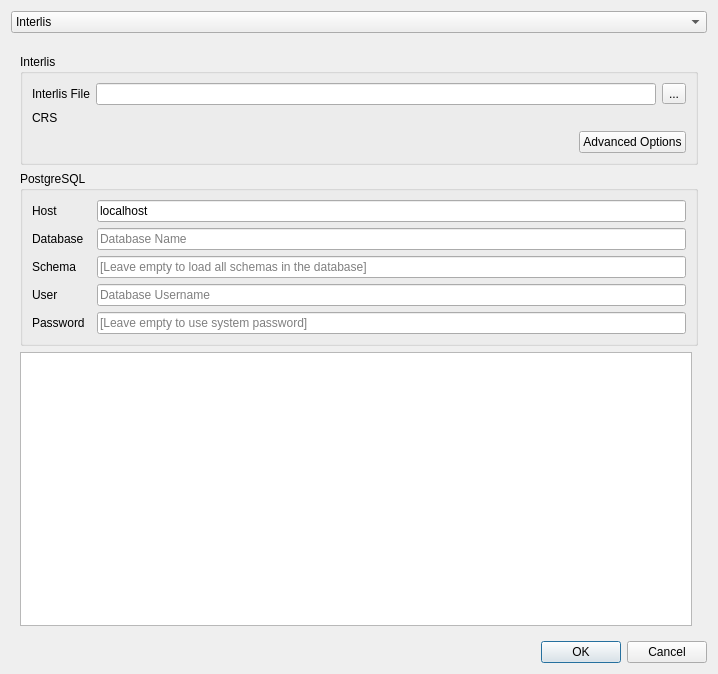
Above: projectgenerator/ui/generate_project.ui from opengisch/QgisModelBaker before the change. Below: the same form after it.
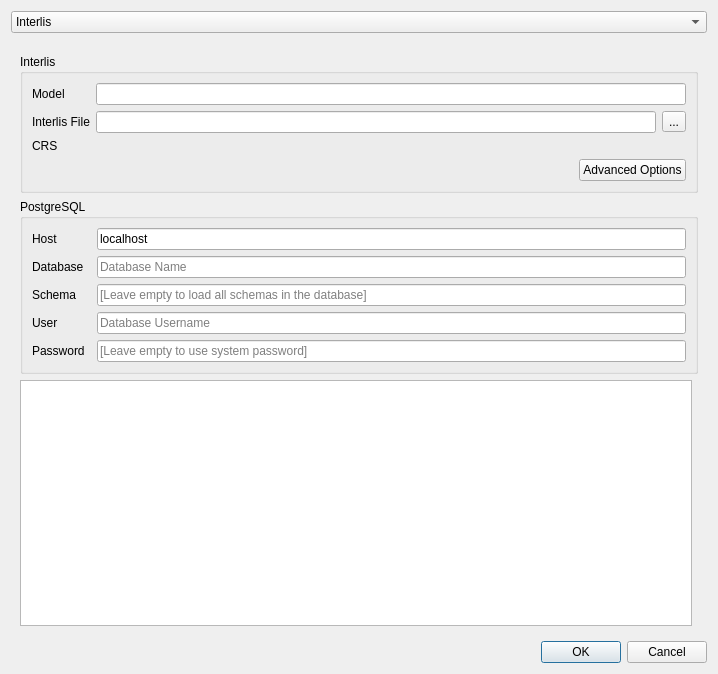
That is the form after the change. Custom widgets are drawn as their Qt base class.

Commit message:
Support for --models for ili2pg
Fix #22

Patch:
```diff
--- a/projectgenerator/ui/generate_project.ui
+++ b/projectgenerator/ui/generate_project.ui
@@ -130,21 +130,24 @@
           <string>Interlis</string>
          </property>
          <layout class="QGridLayout" name="gridLayout_5">
-          <item row="0" column="0">
-           <widget class="QLabel" name="label">
+          <item row="4" column="2" colspan="2">
+           <widget class="QPushButton" name="ili2pg_options_button">
             <property name="text">
-             <string>Interlis File</string>
-            </property>
-           </widget>
-          </item>
-          <item row="0" column="3">
-           <widget class="QToolButton" name="ili_file_browse_button">
-            <property name="text">
-             <string>...</string>
+             <string>Advanced Options</string>
             </property>
            </widget>
           </item>
           <item row="1" column="0">
+           <widget class="QLabel" name="label_7">
+            <property name="text">
+             <string>Model</string>
+            </property>
+           </widget>
+          </item>
+          <item row="3" column="1" colspan="3">
+           <widget class="QgsProjectionSelectionWidget" name="crsSelector" native="true"/>
+          </item>
+          <item row="3" column="0">
            <widget class="QLabel" name="crs_label">
             <property name="toolTip">
              <string>Coordinate Reference System</string>
@@ -154,14 +157,27 @@
             </property>
            </widget>
           </item>
-          <item row="2" column="2" colspan="2">
-           <widget class="QPushButton" name="ili2pg_options_button">
+          <item row="1" column="1" colspan="3">
+           <widget class="QLineEdit" name="ili_models_line_edit"/>
+          </item>
+          <item row="2" column="0">
+           <widget class="QLabel" name="label">
             <property name="text">
-             <string>Advanced Options</string>
+             <string>Interlis File</string>
             </property>
            </widget>
           </item>
-          <item row="2" column="1">
+          <item row="2" column="3">
+           <widget class="QToolButton" name="ili_file_browse_button">
+            <property name="text">
+             <string>...</string>
+            </property>
+           </widget>
+          </item>
+          <item row="2" column="1" colspan="2">
+           <widget class="QLineEdit" name="ili_file_line_edit"/>
+          </item>
+          <item row="4" column="1">
            <spacer name="horizontalSpacer">
             <property name="orientation">
              <enum>Qt::Horizontal</enum>
@@ -174,12 +190,6 @@
             </property>
            </spacer>
           </item>
-          <item row="0" column="1" colspan="2">
-           <widget class="QLineEdit" name="ili_file_line_edit"/>
-          </item>
-          <item row="1" column="1" colspan="3">
-           <widget class="QgsProjectionSelectionWidget" name="crsSelector" native="true"/>
-          </item>
          </layout>
         </widget>
        </item>
```
Left out of the diff: 2 changed lines with no effect on the pictures. The commit also changes 4 other files.
